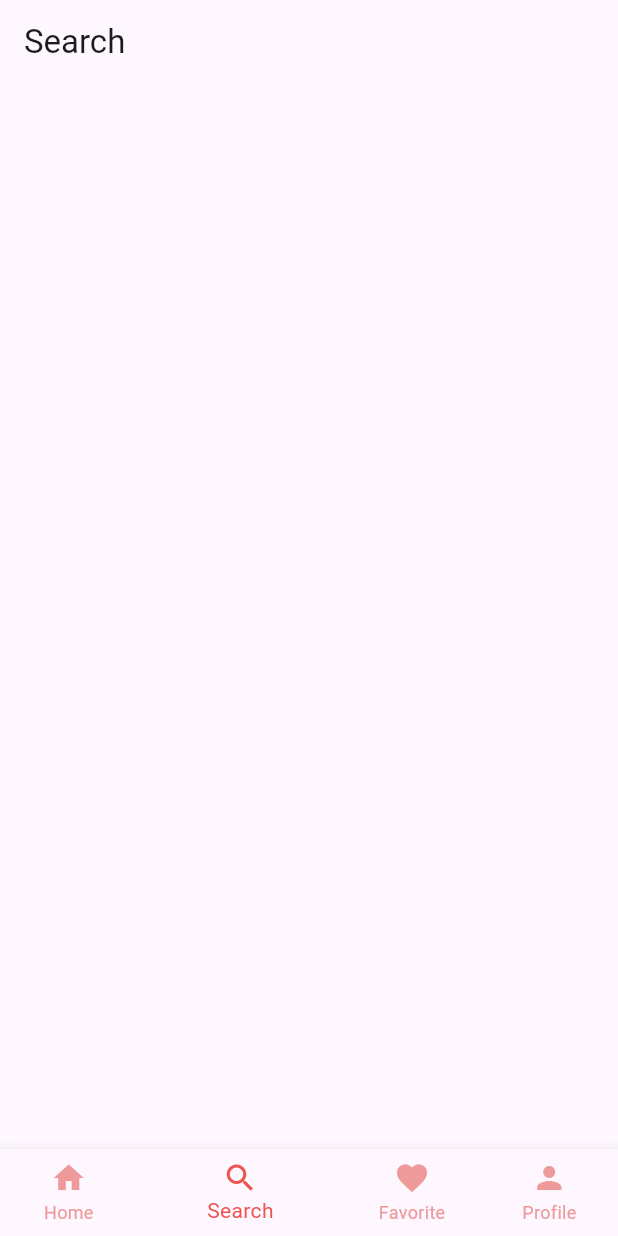
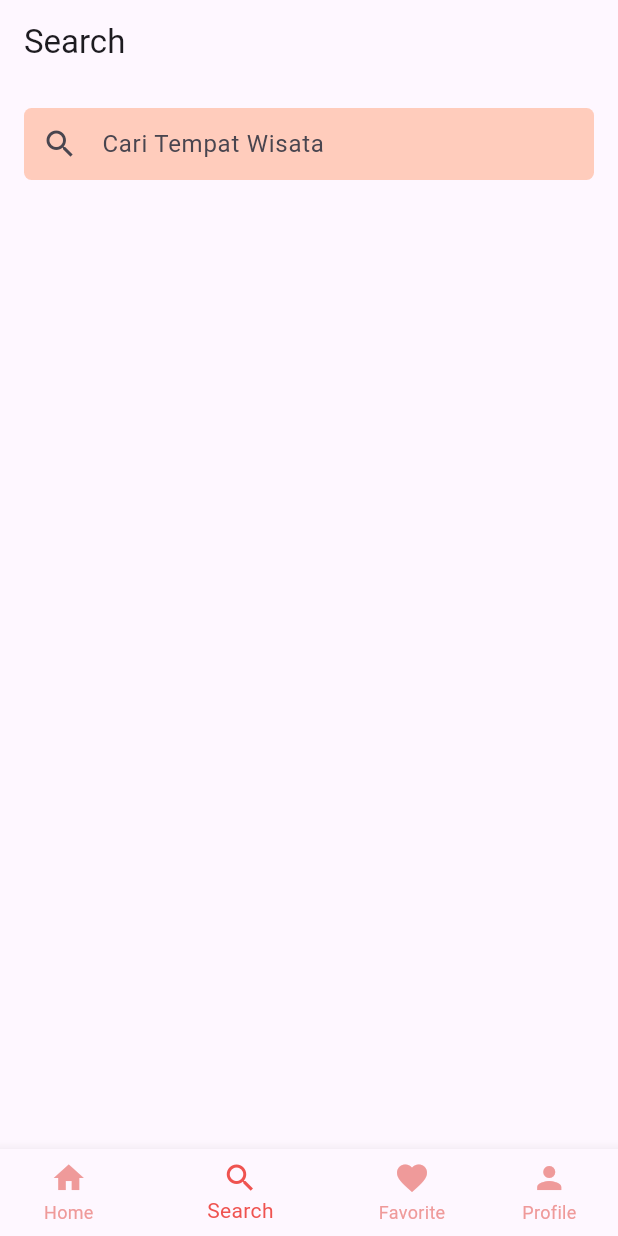
Before and after one commit to milhambintang/flutter_application_2_kolom_row, a Flutter app: the screen it shows after launch, item 2 of the bottom bar chosen, on a phone screen of 412 x 824 dp. Run offline on Flutter 3.47's test engine with Material 3 defaults, Android fonts, the phone set to English and light mode, and no system bars; our stand-ins replace cached_network_image.

Commit message:
Update search_screen.dart

```diff
--- a/lib/screens/search_screen.dart
+++ b/lib/screens/search_screen.dart
@@ -1,12 +1,113 @@
 import 'package:flutter/material.dart';
+import 'package:flutter_application_2_kolom_row/data/wisata_data.dart';
+import 'package:flutter_application_2_kolom_row/models/wisata_model.dart';
+import 'package:flutter_application_2_kolom_row/screens/detail_screen.dart';
 
-class SearchScreen extends StatelessWidget {
-  const SearchScreen ({super.key});
+class SearchScreen extends StatefulWidget {
+  const SearchScreen({super.key});
+
+  @override
+  State<SearchScreen> createState() => _SearchScreenState();
+}
+
+class _SearchScreenState extends State<SearchScreen> {
+  final TextEditingController _txtSearch = TextEditingController();
+  List<WisataModel> _filteredWisataList = [];
+
+  // ketika screen diinisialisasi/dibuka
+  @override
+  void initState() {
+    // TODO: implement initState
+    super.initState();
+    _txtSearch.addListener(_filterWisataProses);
+  }
+
+  // ketika screen ditutup
+  @override
+  void dispose() {
+    // TODO: implement dispose
+    super.dispose();
+    _txtSearch.removeListener(_filterWisataProses);
+    _txtSearch.dispose();
+  }
+
+  void _filterWisataProses(){
+    String query = _txtSearch.text.toLowerCase();
+    setState(() {
+      if(query.isEmpty){
+        _filteredWisataList = [];
+      }
+      else {
+        _filteredWisataList = wisataList.where((wisataModel) {
+          return wisataModel.nama.toLowerCase().contains(query);
+          }).toList();
+      }
+    });
+  }
 
   @override
   Widget build(BuildContext context) {
     return Scaffold(
-      appBar: AppBar(title: const Text("Search"),),
-    );
+      appBar: AppBar(title: const Text("Search")
+      ),
+      body: Column(
+        children: [
+          //search box
+          Padding(
+            padding: const EdgeInsets.all(16),
+            child: Container(
+              decoration: BoxDecoration(
+                borderRadius: BorderRadius.circular(5),
+                color:  Colors.deepOrange.shade100,
+              ),
+              child: TextField(
+                controller: _txtSearch,
+                autofocus: false,
+                decoration: const InputDecoration(
+                  hintText: "Cari Tempat Wisata",
+                  prefixIcon: Icon( Icons.search),
+                  border: InputBorder.none,
+                  focusedBorder: OutlineInputBorder(
+                    borderSide: BorderSide(color: Colors.deepOrange),
+                  ),
+                  contentPadding: EdgeInsets.symmetric(horizontal: 16, vertical: 12))
+                ),
+              ),
+            ),
+
+            // hasil pencarian
+            Expanded(
+              child: ListView.builder(
+                itemCount: _filteredWisataList.length,
+                itemBuilder: (context, index) {
+                  WisataModel wisataModel = _filteredWisataList[index];
+                  return ListTile(
+                    title: Text(wisataModel.nama),
+                    subtitle: Text(wisataModel.alamat),
+                    leading: Image.asset(
+                      wisataModel.gambarUtama,
+                      width: 50,
+                      height: 50,
+                      fit: BoxFit.cover,
+                    ),
+                    onTap: () {
+                      Navigator.push(
+                        context,
+                        MaterialPageRoute(
+                          builder: (context) {
+                            return DetailScreen(wisataModel: wisataModel);
+                          }
+                        ),
+                      );
+                    },
+                  );
+                },
+              ),
+            ),
+        ],
+      ),
+
+
+      );
   }
 }
```
